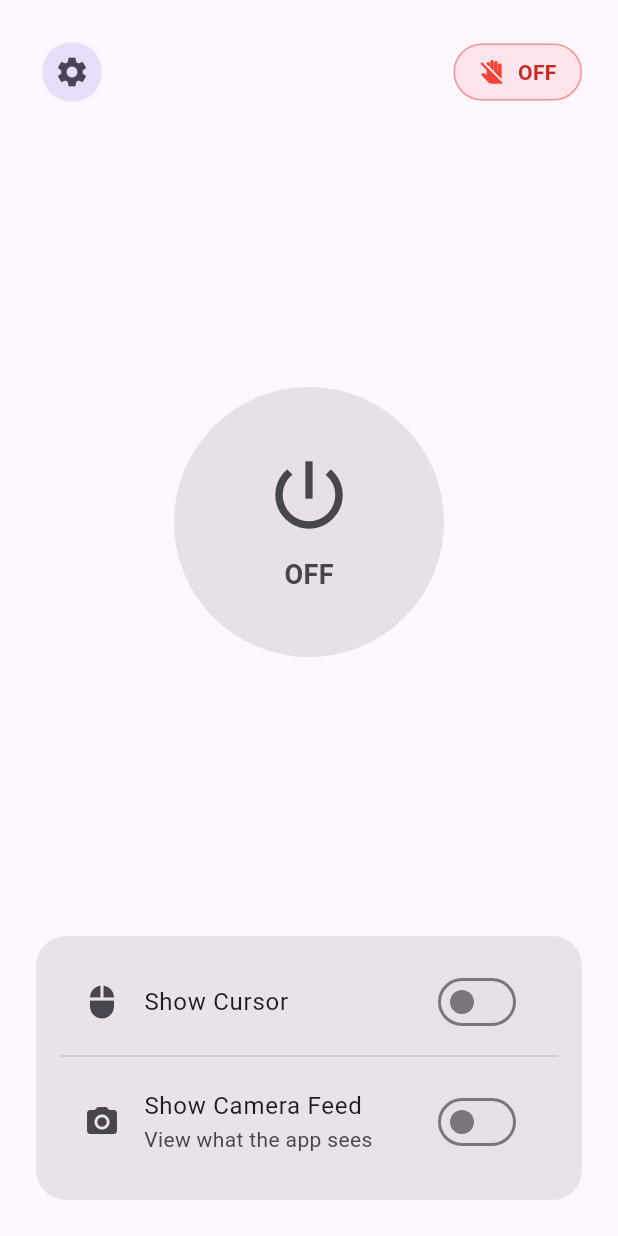
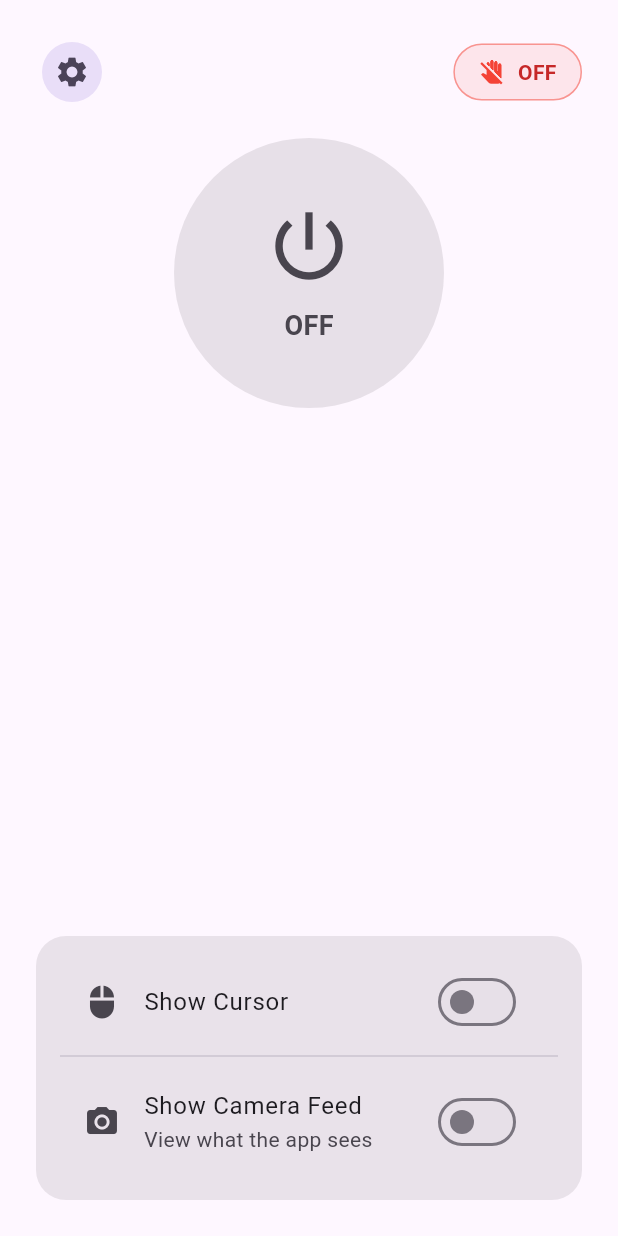
Before and after one commit to Unbinding-bot/Handy, a Flutter app: the screen it shows after launch, after a tap on "Do Later", on a phone screen of 412 x 824 dp. Run offline on Flutter 3.47's test engine with Material 3 defaults, Android fonts, the phone set to English and light mode, and no system bars; our stand-ins replace camera, permission_handler; missing offline and left inert: android_intent_plus.

Commit message:
YO HOOOOOO

```diff
--- a/lib/controllers/app_controller.dart
+++ b/lib/controllers/app_controller.dart
@@ -5,6 +5,10 @@ import 'package:Handy/services/gesture_channel_service.dart'; // Import the new
 class AppController extends ChangeNotifier {
   // --- Services ---
   final GestureChannelService _gestureService = GestureChannelService(); // Initialize the new service
+
+  // asved preferences
+  static const _cursorVisibilityKey = 'isCursorVisible';
+  bool _isCursorVisible = false;
 
   // --- App State ---
   bool _isControlActive = false;
@@ -29,18 +33,62 @@ class AppController extends ChangeNotifier {
 
   // --- Actions ---
 
+  AppController() {
+    loadSettings();
+  }
+
+  // --- Persistence Methods ---
+
+  Future<void> loadSettings() async {
+    final prefs = await SharedPreferences.getInstance();
+
+    // 1. Load Cursor Visibility State
+    _isCursorVisible = prefs.getBool(_cursorVisibilityKey) ?? false;
+
+    // 2. If cursor was saved as visible, immediately turn on the native overlay service.
+    if (_isCursorVisible) {
+      // NOTE: We rely on the native service to handle the display
+      // We don't have a cursor position yet, but we enable the service.
+      _gestureService.toggleCursorVisibility(true);
+    }
+
+    notifyListeners();
+  }
+
+  Future<void> _saveCursorVisibility(bool value) async {
+    final prefs = await SharedPreferences.getInstance();
+    await prefs.setBool(_cursorVisibilityKey, value);
+  }
+
   void toggleControl() {
     _isControlActive = !_isControlActive;
     if (!_isControlActive) {
+      if (_isCursorVisible) {
+        // Only call native to hide if it was visible
+        _gestureService.toggleCursorVisibility(false);
+      }
       _currentGestureText = "OFF";
       _isHandDetected = false;
+    } else {
+      if (_isCursorVisible) {
+            _gestureService.toggleCursorVisibility(true);
+        }
     }
     notifyListeners();
   }
 
   void toggleCursorVisibility(bool value) {
     _isCursorVisible = value;
-    _gestureService.toggleCursorVisibility(value);
+
+    // 1. Save the new state persistently
+    _saveCursorVisibility(value);
+
+    // 2. Control the native system overlay
+    // Only toggle the native service if the overall control (power button) is active
+    if (_isControlActive) {
+      _gestureService.toggleCursorVisibility(value);
+    }
+
     notifyListeners();
   }
 
@@ -54,7 +102,7 @@ class AppController extends ChangeNotifier {
     notifyListeners();
   }
 
-  // Inside AppController class (lib/controllers/app_controller.dart)
+
 
   // --- Core Gesture Logic ---
   // NOTE: Ensure your existing 'executeGesture' is complete as shown here:
--- a/lib/screens/home_screen.dart
+++ b/lib/screens/home_screen.dart
@@ -28,7 +28,7 @@ class _HomeScreenState extends State<HomeScreen> with WidgetsBindingObserver {
   void initState() {
     super.initState();
     WidgetsBinding.instance.addObserver(this);
-    _checkPermissionsAndSetup(); // Updated permission check method
+    _checkPermissionsAndSetup();
 
     _lastSelectedCameraIndex = context.read<AppController>().selectedCameraIndex;
     _initializeCamera(_lastSelectedCameraIndex);
@@ -70,19 +70,16 @@ class _HomeScreenState extends State<HomeScreen> with WidgetsBindingObserver {
     final appController = context.read<AppController>();
     if (state == AppLifecycleState.inactive || state == AppLifecycleState.paused) {
       _cameraController?.dispose();
-      // Also hide the native overlay cursor when the app is backgrounded/paused
-      appController.toggleCursorVisibility(false);
+      appController.toggleCursorVisibility(false); // Hide native cursor on pause
     } else if (state == AppLifecycleState.resumed) {
       _initializeCamera(appController.selectedCameraIndex);
-      // Re-enable the cursor if it was active when the app paused
       if (appController.isCursorVisible) {
-          appController.toggleCursorVisibility(true);
+          appController.toggleCursorVisibility(true); // Re-show native cursor
       }
     }
   }
 
-  // --- Permission and Utility Methods ---
-
+  // --- Permission and Utility Methods (Unchanged) ---
   Future<void> _checkPermissionsAndSetup() async {
     // 1. Camera Permission
     if (!await Permission.camera.isGranted) {
@@ -90,11 +87,9 @@ class _HomeScreenState extends State<HomeScreen> with WidgetsBindingObserver {
     }
 
     // 2. Overlay Permission (SYSTEM_ALERT_WINDOW)
-    // NOTE: This is required for the system-wide cursor to work!
     bool overlayEnabled = await Permission.systemAlertWindow.isGranted;
 
     // 3. Accessibility Service Check (MOCK)
-    // NOTE: In a real app, this should check the native state via MethodChannel
     bool accessibilityEnabled = false;
 
     if (!accessibilityEnabled || !overlayEnabled) {
@@ -132,18 +127,15 @@ class _HomeScreenState extends State<HomeScreen> with WidgetsBindingObserver {
   }
 
   Future<void> _openRequiredSettings() async {
-    // Open Accessibility Settings
     final accessibilityIntent = AndroidIntent(action: 'android.settings.ACCESSIBILITY_SETTINGS');
     await accessibilityIntent.launch();
 
-    // Check for Overlay permission and request if needed (API 23+)
     if (await Permission.systemAlertWindow.isDenied) {
-        // This launches the "Display over other apps" screen for your app
         await openAppSettings();
     }
   }
 
-  // !!! DEMO ONLY: Simulates gestures for the UI !!!
+  // !!! DEMO ONLY: Simulates gestures for the UI (Unchanged) !!!
   void _startDemoSimulation() {
     _simulationTimer = Timer.periodic(const Duration(milliseconds: 1500), (timer) {
       final controller = context.read<AppController>();
@@ -152,7 +144,6 @@ class _HomeScreenState extends State<HomeScreen> with WidgetsBindingObserver {
       List<String> gestures = ["Swipe Left", "Swipe Right", "Pinch (Click)", "Holding", "Swipe Down"];
       String randomGesture = (gestures..shuffle()).first;
 
-      // Simulate hand detected for a short period
       controller.simulateGesture(randomGesture, true);
 
       Future.delayed(const Duration(milliseconds: 500), () {
@@ -169,42 +160,27 @@ class _HomeScreenState extends State<HomeScreen> with WidgetsBindingObserver {
     super.dispose();
   }
 
-  // --- BUILD METHOD ---
+  // --- BUILD METHOD (MAJORLY REVISED) ---
 
   @override
   Widget build(BuildContext context) {
     final controller = context.watch<AppController>();
 
     return Scaffold(
+      // Keep the main layout as a Stack to handle the floating cursor
       body: Stack(
         children: [
-          // 1. Full Screen Background
-          if (!controller.isCameraPreviewVisible)
-             Container(color: Theme.of(context).colorScheme.surface),
-
-          // 2. Camera Layer (Full Screen Background with BoxFit.contain)
-          if (controller.isCameraPreviewVisible && _cameraController != null && _cameraController!.value.isInitialized)
-            SizedBox.expand(
-              child: FittedBox(
-                // Use BoxFit.contain to ensure the camera feed fits without being cut.
-                fit: BoxFit.contain,
-                child: SizedBox(
-                  // FIX: Use previewSize and swap height/width for correct aspect ratio.
-                  width: _cameraController!.value.previewSize!.height,
-                  height: _cameraController!.value.previewSize!.width,
-                  child: CameraPreview(_cameraController!),
-                ),
-              ),
-            ),
-
-          // 3. Main UI Layout (Fixed position over the camera feed)
-          SafeArea(
+          // 1. Main UI Structure (Uses a Column to enforce sequential layout)
+          Container(
+             // Set the background color to be consistent if camera is off
+            color: Theme.of(context).colorScheme.surface,
+            child: SafeArea(
               child: Padding(
                 padding: const EdgeInsets.all(24.0),
                 child: Column(
                   crossAxisAlignment: CrossAxisAlignment.start,
                   children: [
-                  // 3.1. TOP BAR (Settings and Status)
+                    // 1.1. TOP BAR (Settings and Status) - Static
                     Row(
                       mainAxisAlignment: MainAxisAlignment.spaceBetween,
                       children: [
@@ -244,9 +220,9 @@ class _HomeScreenState extends State<HomeScreen> with WidgetsBindingObserver {
                       ],
                     ),
 
-                  const Spacer(), // Pushes Power Button to the center/middle area
+                    const SizedBox(height: 20), // Spacer after top bar
 
-                  // 3.2. CONTROL TOGGLE BUTTON
+                    // 1.2. CONTROL TOGGLE BUTTON - Static
                     Center(
                       child: GestureDetector(
                         onTap: controller.toggleControl,
@@ -296,10 +272,37 @@ class _HomeScreenState extends State<HomeScreen> with WidgetsBindingObserver {
                       ),
                     ),
 
-                  const Spacer(), // Pushes Control Box to the bottom
+                    const SizedBox(height: 20), // Spacer before optional camera feed
 
-                  // 3.3. SHOW CURSOR/CAMERA FEED CONTROLS
+                    // 1.3. CAMERA FEED DISPLAY - Dynamic (Below Power Button)
+                    if (controller.isCameraPreviewVisible && _cameraController != null && _cameraController!.value.isInitialized)
+                      Expanded( // Allow camera display to take available vertical space
+                        child: ClipRRect(
+                          borderRadius: BorderRadius.circular(20), // Rounded corners for the container
+                          child: Container(
+                            color: Colors.black, // Background when aspect ratio is different
+                            child: FittedBox(
+                              fit: BoxFit.contain,
+                              child: SizedBox(
+                                // Use previewSize and swap dimensions for correct aspect ratio.
+                                width: _cameraController!.value.previewSize!.height,
+                                height: _cameraController!.value.previewSize!.width,
+                                child: CameraPreview(_cameraController!),
+                              ),
+                            ),
+                          ),
+                        ),
+                      )
+                    else
+                      // Use a Spacer if camera is off, pushing the control box to the bottom
+                      const Spacer(),
+
+
+                    // 1.4. SHOW CURSOR/CAMERA FEED CONTROLS - Dynamic (Always at the bottom)
                     Container(
+                      // Only add top margin if the camera feed is NOT visible,
+                      // otherwise the Expanded widget above takes up the space.
+                      margin: controller.isCameraPreviewVisible ? EdgeInsets.zero : const EdgeInsets.only(top: 20),
                       padding: const EdgeInsets.all(16),
                       decoration: BoxDecoration(
                         color: Theme.of(context).colorScheme.surfaceContainerHighest.withOpacity(0.9),
@@ -332,13 +335,13 @@ class _HomeScreenState extends State<HomeScreen> with WidgetsBindingObserver {
                 ),
               ),
             ),
+          ),
 
-          // 4. Flutter Cursor Overlay (RE-ADDED)
-          // This cursor is only visible INSIDE the app window, used for quick feedback.
+          // 2. Flutter Cursor Overlay (Floating on top of everything)
           if (controller.isControlActive && controller.isCursorVisible)
             AnimatedPositioned(
               duration: const Duration(milliseconds: 100),
-              // We use dx/dy directly as they represent logical Flutter pixels
+              // Use dx/dy directly as they represent logical Flutter pixels
               left: controller.cursorPosition.dx - 15,
               top: controller.cursorPosition.dy - 15,
               child: Container(
--- a/pubspec.yaml
+++ b/pubspec.yaml
@@ -14,6 +14,7 @@ dependencies:
   camera: ^0.10.5
   permission_handler: ^11.3.1
   android_intent_plus: ^4.0.0 # For opening Accessibility settings
+  shared_preferences: ^2.2.3 # aur aur aur aur aur aur aur aur aur aur
 
 dev_dependencies:
   flutter_test:
```
Lines whose indentation alone changed are shown as unchanged.
